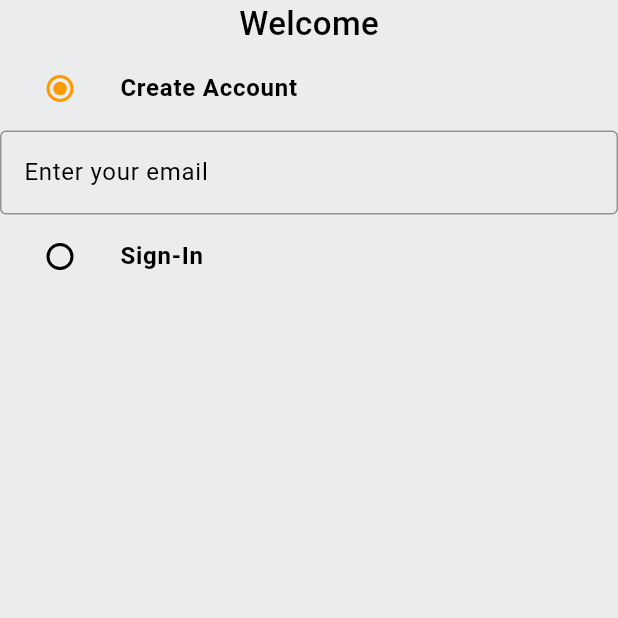
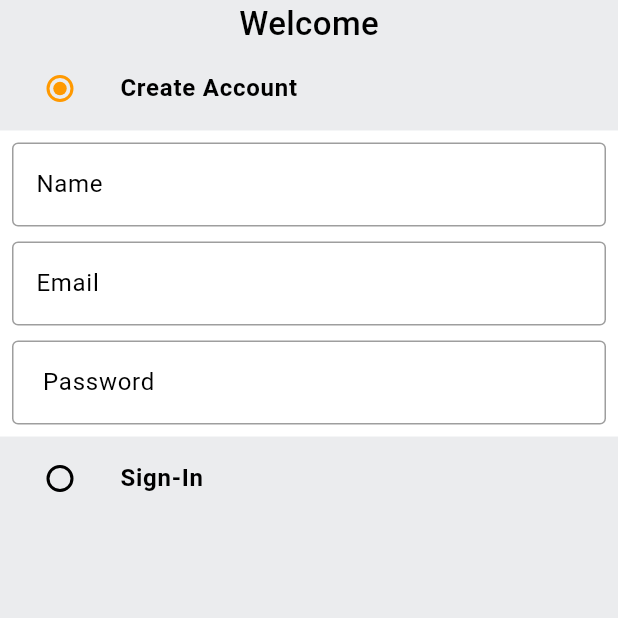
Before and after one commit to natanmuletahunde/node_tut2, a Flutter app: the screen it shows after launch, on a phone screen of 412 x 824 dp, the top half of it. Run offline on Flutter 3.47's test engine with Material 3 defaults, Android fonts, the phone set to English and light mode, and no system bars.

```diff
--- a/lib/features/auth/screens/auth_screen.dart
+++ b/lib/features/auth/screens/auth_screen.dart
@@ -55,14 +55,29 @@ class _AuthScreenState extends State<AuthScreen> {
             activeColor: GlobalVariables.secondaryColor,),
             ),
                if(_auth == Auth.signup)
-                  Form(key:_signupFormKey,child:Column(
-                       children: [
-                        CustomTextfield(
-                          controller: _emailController,
-                            hintText: 'Enter your email',
-                        )
-                       ],
-                  ), ),
+                  Container(
+                    padding: const EdgeInsets.all(8),
+                    color: GlobalVariables.backgroundColor,
+                    child: Form(key:_signupFormKey,child:Column(
+                         children: [
+
+                           CustomTextfield(
+                            controller: _nameController,
+                              hintText: 'Name',
+                          ),
+                        const SizedBox(height: 10),
+                          CustomTextfield(
+                            controller: _emailController,
+                              hintText: 'Email',
+                          ),
+                            const SizedBox(height: 10)
+                          ,   CustomTextfield(
+                            controller: _passwordController,
+                              hintText: ' Password',
+                          ),
+                         ],
+                    ), ),
+                  ),
             ListTile(
             title: const Text('Sign-In',
             style: TextStyle(
```
Also changed, not shown: lib/common/widgets/custom_button.dart (added, +19 -0 lines), lib/common/widgets/custom_textfield.dart (line endings or trailing spaces).
